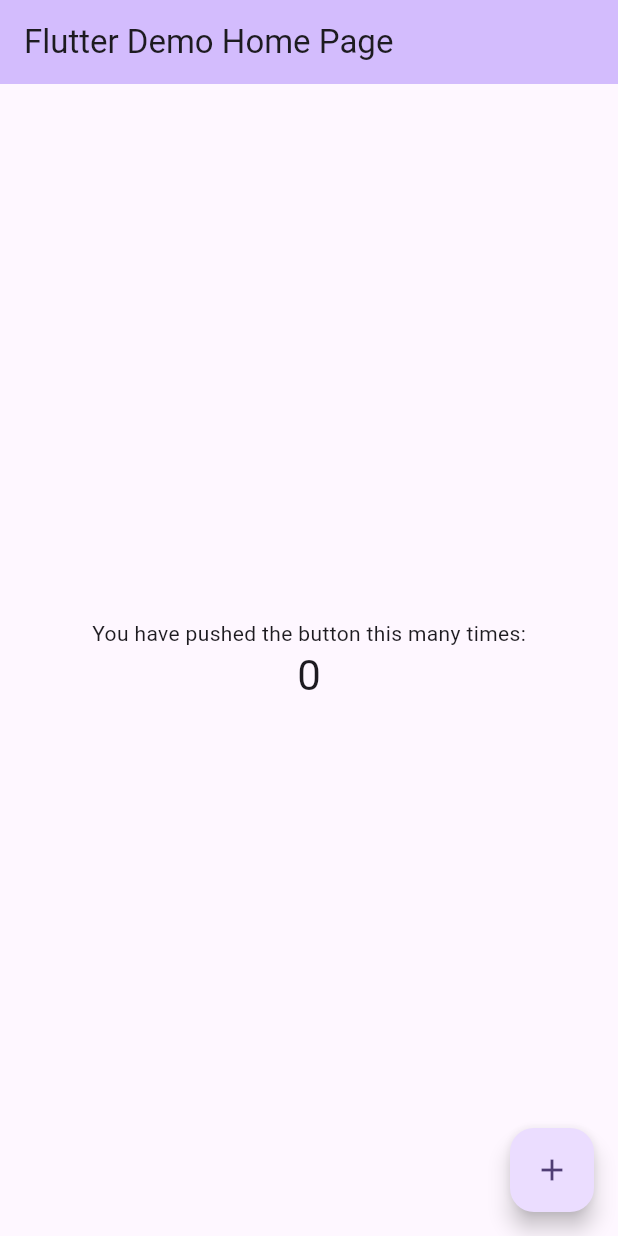
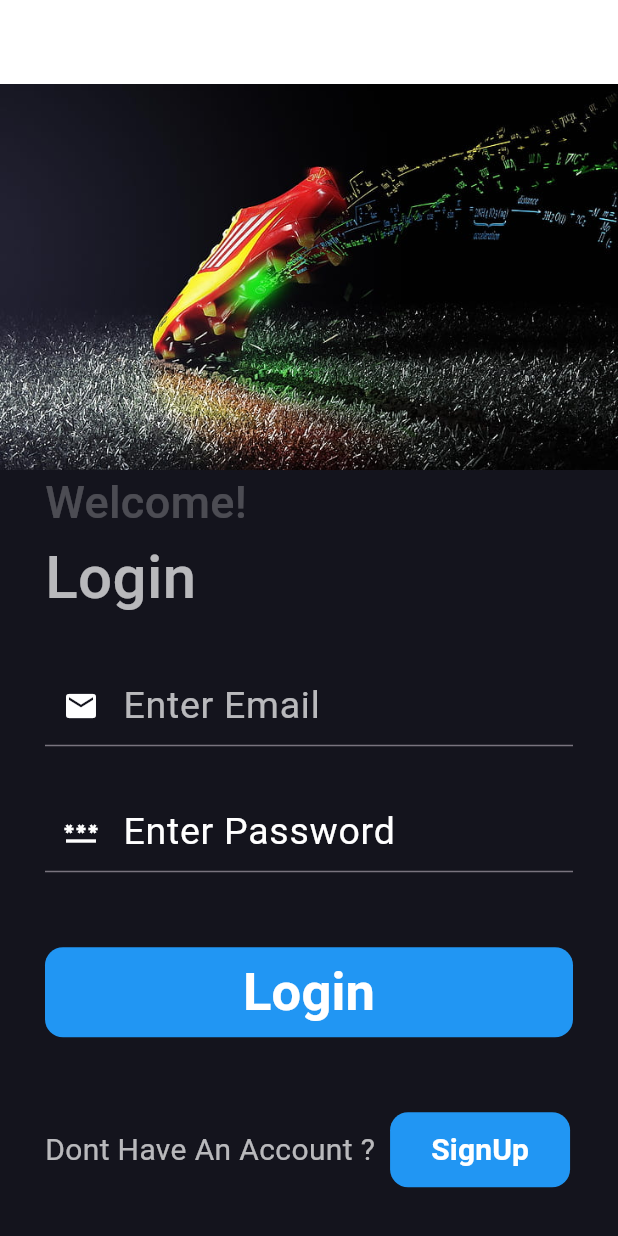
Before and after one commit to Tamang1098/boots_buy, a Flutter app: the screen it shows after launch, on a phone screen of 412 x 824 dp. Run offline on Flutter 3.47's test engine with Material 3 defaults, Android fonts, the phone set to English and light mode, and no system bars.

Commit message:
ssplashand login screen

```diff
--- /dev/null
+++ b/lib/app.dart
@@ -0,0 +1,15 @@
+
+import 'package:boots_buy/view/splash_screenview.dart';
+import 'package:flutter/material.dart';
+
+class App extends StatelessWidget {
+  const App({super.key});
+
+  @override
+  Widget build(BuildContext context) {
+    return MaterialApp(
+      home:SplashScreenview (),
+      debugShowCheckedModeBanner: false,
+    );
+  }
+}
--- a/lib/main.dart
+++ b/lib/main.dart
@@ -1,122 +1,7 @@
-import 'package:flutter/material.dart';
+import 'package:flutter/cupertino.dart';
 
-void main() {
-  runApp(const MyApp());
+import 'app.dart';
+
+void main(){
+  runApp(App());
 }
-
-class MyApp extends StatelessWidget {
-  const MyApp({super.key});
-
-  // This widget is the root of your application.
-  @override
-  Widget build(BuildContext context) {
-    return MaterialApp(
-      title: 'Flutter Demo',
-      theme: ThemeData(
-        // This is the theme of your application.
-        //
-        // TRY THIS: Try running your application with "flutter run". You'll see
-        // the application has a purple toolbar. Then, without quitting the app,
-        // try changing the seedColor in the colorScheme below to Colors.green
-        // and then invoke "hot reload" (save your changes or press the "hot
-        // reload" button in a Flutter-supported IDE, or press "r" if you used
-        // the command line to start the app).
-        //
-        // Notice that the counter didn't reset back to zero; the application
-        // state is not lost during the reload. To reset the state, use hot
-        // restart instead.
-        //
-        // This works for code too, not just values: Most code changes can be
-        // tested with just a hot reload.
-        colorScheme: ColorScheme.fromSeed(seedColor: Colors.deepPurple),
-      ),
-      home: const MyHomePage(title: 'Flutter Demo Home Page'),
-    );
-  }
-}
-
-class MyHomePage extends StatefulWidget {
-  const MyHomePage({super.key, required this.title});
-
-  // This widget is the home page of your application. It is stateful, meaning
-  // that it has a State object (defined below) that contains fields that affect
-  // how it looks.
-
-  // This class is the configuration for the state. It holds the values (in this
-  // case the title) provided by the parent (in this case the App widget) and
-  // used by the build method of the State. Fields in a Widget subclass are
-  // always marked "final".
-
-  final String title;
-
-  @override
-  State<MyHomePage> createState() => _MyHomePageState();
-}
-
-class _MyHomePageState extends State<MyHomePage> {
-  int _counter = 0;
-
-  void _incrementCounter() {
-    setState(() {
-      // This call to setState tells the Flutter framework that something has
-      // changed in this State, which causes it to rerun the build method below
-      // so that the display can reflect the updated values. If we changed
-      // _counter without calling setState(), then the build method would not be
-      // called again, and so nothing would appear to happen.
-      _counter++;
-    });
-  }
-
-  @override
-  Widget build(BuildContext context) {
-    // This method is rerun every time setState is called, for instance as done
-    // by the _incrementCounter method above.
-    //
-    // The Flutter framework has been optimized to make rerunning build methods
-    // fast, so that you can just rebuild anything that needs updating rather
-    // than having to individually change instances of widgets.
-    return Scaffold(
-      appBar: AppBar(
-        // TRY THIS: Try changing the color here to a specific color (to
-        // Colors.amber, perhaps?) and trigger a hot reload to see the AppBar
-        // change color while the other colors stay the same.
-        backgroundColor: Theme.of(context).colorScheme.inversePrimary,
-        // Here we take the value from the MyHomePage object that was created by
-        // the App.build method, and use it to set our appbar title.
-        title: Text(widget.title),
-      ),
-      body: Center(
-        // Center is a layout widget. It takes a single child and positions it
-        // in the middle of the parent.
-        child: Column(
-          // Column is also a layout widget. It takes a list of children and
-          // arranges them vertically. By default, it sizes itself to fit its
-          // children horizontally, and tries to be as tall as its parent.
-          //
-          // Column has various properties to control how it sizes itself and
-          // how it positions its children. Here we use mainAxisAlignment to
-          // center the children vertically; the main axis here is the vertical
-          // axis because Columns are vertical (the cross axis would be
-          // horizontal).
-          //
-          // TRY THIS: Invoke "debug painting" (choose the "Toggle Debug Paint"
-          // action in the IDE, or press "p" in the console), to see the
-          // wireframe for each widget.
-          mainAxisAlignment: MainAxisAlignment.center,
-          children: <Widget>[
-            const Text('You have pushed the button this many times:'),
-            Text(
-              '$_counter',
-              style: Theme.of(context).textTheme.headlineMedium,
-            ),
-          ],
-        ),
-      ),
-      floatingActionButton: FloatingActionButton(
-        onPressed: _incrementCounter,
-        tooltip: 'Increment',
-        child: const Icon(Icons.add),
-      ), // This trailing comma makes auto-formatting nicer for build methods.
-    );
-  }
-}
--- /dev/null
+++ b/lib/view/login_screenview.dart
@@ -0,0 +1,142 @@
+import 'package:flutter/material.dart';
+
+class LoginScreenview extends StatelessWidget {
+  const LoginScreenview({super.key});
+
+  @override
+  Widget build(BuildContext context) {
+    return Scaffold(
+      backgroundColor: Color(0xff14141d),
+      appBar: AppBar(elevation: 0, backgroundColor: Colors.white),
+
+      body: Container(
+        child: Column(
+          crossAxisAlignment: CrossAxisAlignment.start,
+          children: [
+            Image.asset('assets/images/login.png'),
+            Padding(
+              padding: const EdgeInsets.only(left: 30, right: 30),
+              child: Column(
+                crossAxisAlignment: CrossAxisAlignment.start,
+                children: [
+                  Text(
+                    'Welcome!',
+                    style: TextStyle(
+                      color: Colors.white24,
+                      fontSize: 30,
+                      fontWeight: FontWeight.w500,
+                    ),
+                  ),
+                  Text(
+                    'Login',
+                    style: TextStyle(
+                      color: Colors.white70,
+                      fontSize: 40,
+                      fontWeight: FontWeight.w500,
+                    ),
+                  ),
+                  SizedBox(height: 30),
+                  TextField(
+                    style: TextStyle(color: Colors.white,
+                    fontSize: 20),
+                    decoration: InputDecoration(
+                      focusedBorder: UnderlineInputBorder(
+                        borderSide: BorderSide(width: 3, color: Colors.white),
+                      ),
+                      hintText: "Enter Email",
+                      hintStyle: TextStyle(color: Colors.white70,
+                      fontSize: 25,
+                      ),
+                      prefixIcon: Icon(Icons.email,
+                      color: Colors.white,)
+                    ),
+                  ),
+                  SizedBox(
+                    height: 30,
+                  ),
+                  TextField(
+                    style: TextStyle(
+                      color: Colors.white,
+                      fontSize: 20
+                    ),
+                    decoration: InputDecoration(
+                      focusedBorder: UnderlineInputBorder(
+                        borderSide: BorderSide(width: 3,color: Colors.white),
+                      ),
+                      hintText: 'Enter Password',
+                      hintStyle: TextStyle(
+                        color: Colors.white,
+                        fontSize: 25,
+                      ),
+                      prefixIcon: Icon(Icons.password,
+                      color: Colors.white,)
+                    ),
+                  ),
+                  SizedBox(
+                    height: 50,
+                  ),
+              Container(
+                height: 60,
+                decoration: BoxDecoration(
+                  color: Colors.blue, // background color
+                  borderRadius: BorderRadius.circular(12),
+                ),
+                child: ElevatedButton(
+                  onPressed: () {},
+                  style: ElevatedButton.styleFrom(
+                    backgroundColor: Colors.transparent, // Let container color show
+                    shadowColor: Colors.transparent,
+                    shape: RoundedRectangleBorder(borderRadius: BorderRadius.circular(12)),
+                  ),
+                  child: Center(child: Text('Login',style: TextStyle(
+                    color: Colors.white,
+                    fontSize: 35,
+                    fontWeight: FontWeight.w600
+                  ),)),
+                ),
+              ),
+                  SizedBox(
+                    height: 50,
+                  ),
+                  Row(
+                    children: [
+                      Text("Dont Have An Account ?",style: TextStyle(
+                        color: Colors.white70,
+                        fontSize:20,
+                      ),),
+                      SizedBox(
+                        width: 10,
+                      ),
+                      Container(
+                        height: 50,
+                        width: 120,
+                        decoration: BoxDecoration(
+                          borderRadius: BorderRadius.circular(12),
+                          color: Colors.blue, // background color
+                        ),
+                        child: ElevatedButton(
+                          onPressed: () {},
+                          style: ElevatedButton.styleFrom(
+                            backgroundColor: Colors.transparent, // Let container color show
+                            shadowColor: Colors.transparent,
+                            shape: RoundedRectangleBorder(borderRadius: BorderRadius.circular(12)),
+                          ),
+                          child: Center(child: Text('SignUp',style: TextStyle(
+                              color: Colors.white,
+                              fontSize: 20,
+                              fontWeight: FontWeight.w600
+                          ),)),
+                        ),
+                      ),
+                    ],
+                  )
+
+              ],
+              ),
+            ),
+          ],
+        ),
+      ),
+    );
+  }
+}
--- /dev/null
+++ b/lib/view/splash_screenview.dart
@@ -0,0 +1,37 @@
+import 'dart:async';
+
+import 'package:boots_buy/view/login_screenview.dart';
+import 'package:flutter/material.dart';
+
+class SplashScreenview extends StatefulWidget {
+  const SplashScreenview({super.key});
+
+  @override
+  State<SplashScreenview> createState() => _SplashScreenviewState();
+}
+
+class _SplashScreenviewState extends State<SplashScreenview> {
+
+  @override
+  void initState() {
+  Timer(Duration(seconds: 2),(){
+   Navigator.pushReplacement(context, MaterialPageRoute(builder: (context)=>LoginScreenview(),));
+  });
+    super.initState();
+  }
+  @override
+  Widget build(BuildContext context) {
+    return Scaffold(
+      body: Container(
+        width: double.infinity,
+        height: double.infinity,
+        decoration: const BoxDecoration(
+          image: DecorationImage(
+            image: AssetImage('assets/images/splash_screen.png'),
+            fit: BoxFit.fill,
+          ),
+        ),
+      ),
+    );
+  }
+}
--- a/pubspec.yaml
+++ b/pubspec.yaml
@@ -58,8 +58,9 @@ flutter:
   uses-material-design: true
 
   # To add assets to your application, add an assets section, like this:
-  # assets:
-  #   - images/a_dot_burr.jpeg
+  assets:
+     - assets/logo/
+     - assets/images/
   #   - images/a_dot_ham.jpeg
 
   # An image asset can refer to one or more resolution-specific "variants", see
```
Also changed, not shown: assets/images/login.png (added), assets/images/splash_screen.png (added), lib/view/signup_screenview.dart (added), 1 other file.
